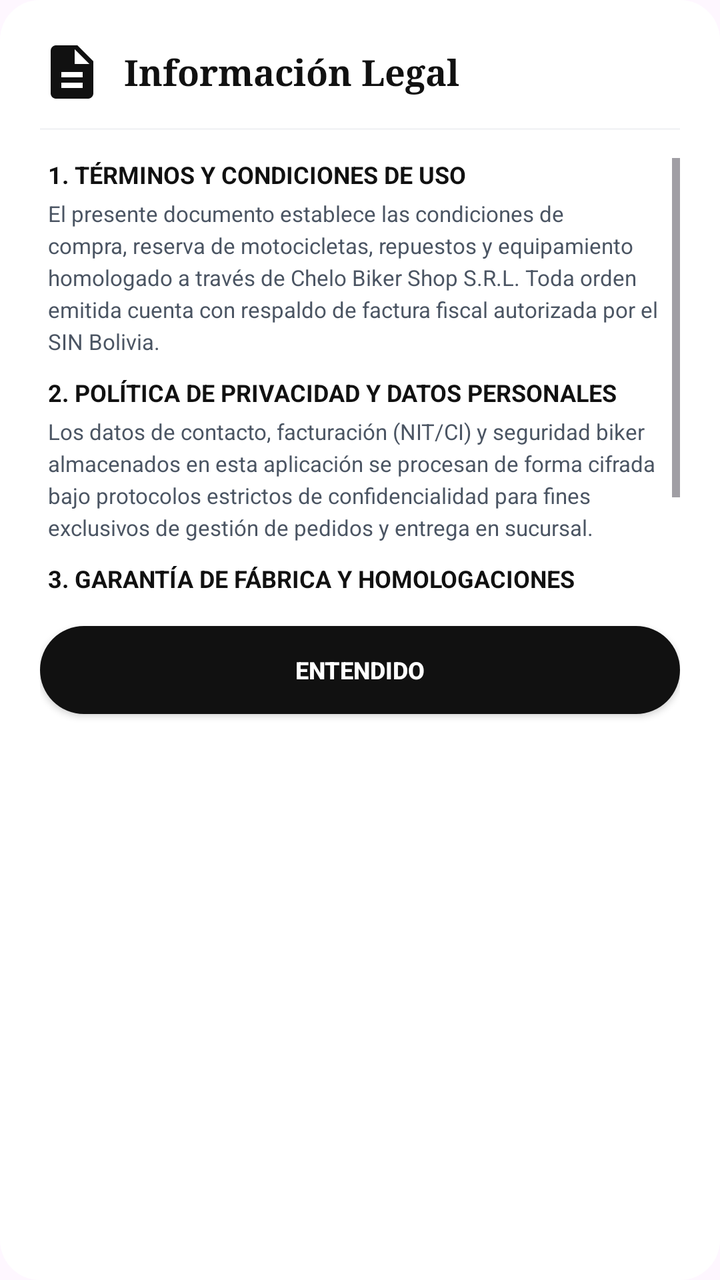
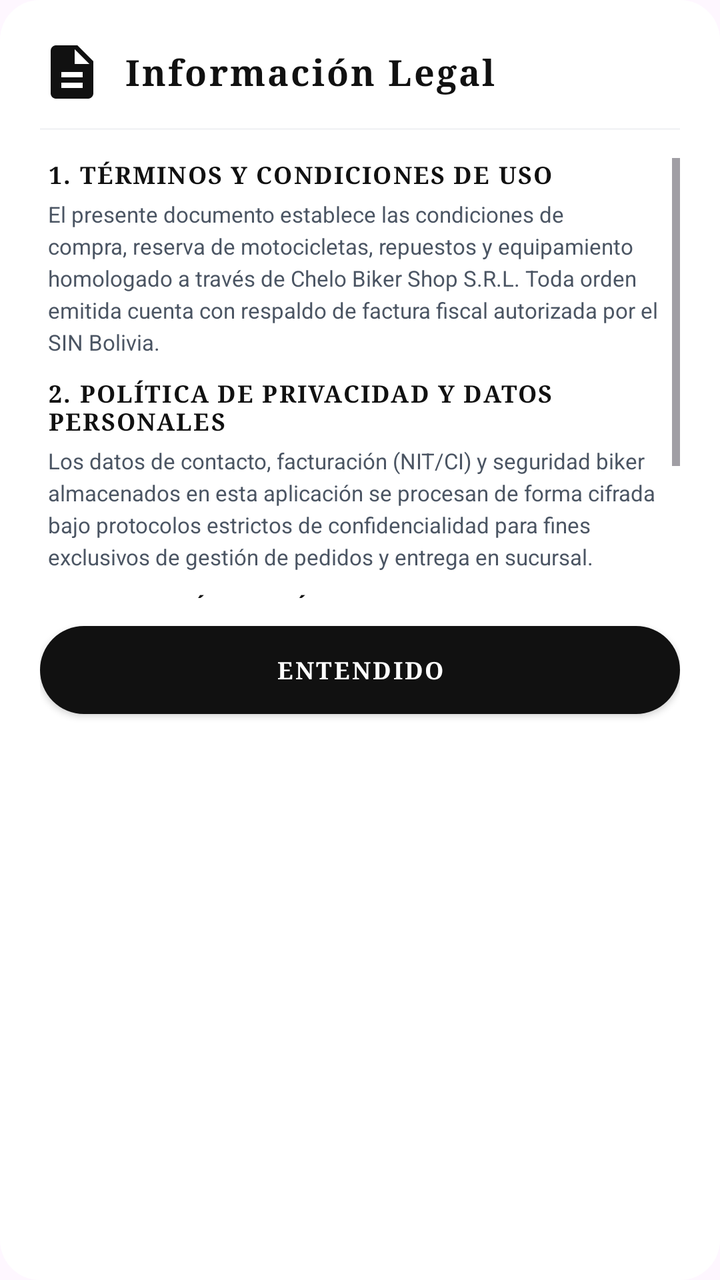

Two renders of the same Android screen: before a commit and after it. Below are the layout's source before the change and the commit's diff.
<!-- AndroidManifest.xml: application theme Theme.MiAPPBiker -->
<!-- res/layout/dialog_legal_info.xml -->
<?xml version="1.0" encoding="utf-8"?>
<LinearLayout xmlns:android="http://schemas.android.com/apk/res/android"
    xmlns:app="http://schemas.android.com/apk/res-auto"
    android:layout_width="match_parent"
    android:layout_height="wrap_content"
    android:background="@drawable/bg_rounded_card"
    android:backgroundTint="#FFFFFF"
    android:orientation="vertical"
    android:padding="20dp">

    
    <LinearLayout
        android:layout_width="match_parent"
        android:layout_height="wrap_content"
        android:gravity="center_vertical"
        android:orientation="horizontal"
        android:paddingBottom="12dp">

        <ImageView
            android:layout_width="32dp"
            android:layout_height="32dp"
            android:src="@drawable/ic_legal"
            app:tint="#111111"
            android:contentDescription="Legal" />

        <TextView
            android:id="@+id/tv_legal_dialog_title"
            android:layout_width="wrap_content"
            android:layout_height="wrap_content"
            android:layout_marginStart="10dp"
            android:fontFamily="serif"
            android:text="Información Legal"
            android:textColor="#111111"
            android:textSize="18sp"
            android:textStyle="bold" />
    </LinearLayout>

    <View
        android:layout_width="match_parent"
        android:layout_height="1dp"
        android:layout_marginBottom="14dp"
        android:background="#F3F4F6" />

    <ScrollView
        android:layout_width="match_parent"
        android:layout_height="220dp">

        <LinearLayout
            android:layout_width="match_parent"
            android:layout_height="wrap_content"
            android:orientation="vertical"
            android:paddingHorizontal="4dp">

            <TextView
                android:layout_width="wrap_content"
                android:layout_height="wrap_content"
                android:text="1. TÉRMINOS Y CONDICIONES DE USO"
                android:textColor="#111111"
                android:textSize="12sp"
                android:textStyle="bold" />

            <TextView
                android:layout_width="wrap_content"
                android:layout_height="wrap_content"
                android:layout_marginTop="4dp"
                android:layout_marginBottom="10dp"
                android:lineSpacingExtra="3dp"
                android:text="El presente documento establece las condiciones de compra, reserva de motocicletas, repuestos y equipamiento homologado a través de Chelo Biker Shop S.R.L. Toda orden emitida cuenta con respaldo de factura fiscal autorizada por el SIN Bolivia."
                android:textColor="#4B5563"
                android:textSize="11sp" />

            <TextView
                android:layout_width="wrap_content"
                android:layout_height="wrap_content"
                android:text="2. POLÍTICA DE PRIVACIDAD Y DATOS PERSONALES"
                android:textColor="#111111"
                android:textSize="12sp"
                android:textStyle="bold" />

            <TextView
                android:layout_width="wrap_content"
                android:layout_height="wrap_content"
                android:layout_marginTop="4dp"
                android:layout_marginBottom="10dp"
                android:lineSpacingExtra="3dp"
                android:text="Los datos de contacto, facturación (NIT/CI) y seguridad biker almacenados en esta aplicación se procesan de forma cifrada bajo protocolos estrictos de confidencialidad para fines exclusivos de gestión de pedidos y entrega en sucursal."
                android:textColor="#4B5563"
                android:textSize="11sp" />

            <TextView
                android:layout_width="wrap_content"
                android:layout_height="wrap_content"
                android:text="3. GARANTÍA DE FÁBRICA Y HOMOLOGACIONES"
                android:textColor="#111111"
                android:textSize="12sp"
                android:textStyle="bold" />

            <TextView
                android:layout_width="wrap_content"
                android:layout_height="wrap_content"
                android:layout_marginTop="4dp"
                android:lineSpacingExtra="3dp"
                android:text="Todas las motocicletas cuentan con 1 año o 10,000 km de garantía de fábrica oficial. Los cascos cuentan con certificación internacional DOT / ECE 22.06 y la indumentaria con protecciones CE Nivel 2."
                android:textColor="#4B5563"
                android:textSize="11sp" />

        </LinearLayout>
    </ScrollView>

    <androidx.appcompat.widget.AppCompatButton
        android:id="@+id/btn_close_legal"
        android:layout_width="match_parent"
        android:layout_height="44dp"
        android:layout_marginTop="14dp"
        android:background="@drawable/bg_pill_btn"
        android:backgroundTint="#111111"
        android:text="ENTENDIDO"
        android:textColor="#FFFFFF"
        android:textSize="12sp"
        android:textStyle="bold" />

</LinearLayout>
<!-- resources referenced by this layout -->
<resources>
  <!-- drawable bg_pill_btn (drawable) -->
  <?xml version="1.0" encoding="utf-8"?>
  <ripple xmlns:android="http://schemas.android.com/apk/res/android"
      android:color="#BDBDBD">
      <item>
          <shape android:shape="rectangle">
              <solid android:color="#CCCCCC" />
              <corners android:radius="24dp" />
          </shape>
      </item>
  </ripple>
  <!-- drawable bg_rounded_card (drawable) -->
  <?xml version="1.0" encoding="utf-8"?>
  <shape xmlns:android="http://schemas.android.com/apk/res/android"
      android:shape="rectangle">
      <solid android:color="#FFFFFF" />
      <corners android:radius="20dp" />
  </shape>
  <!-- drawable ic_legal (drawable) -->
  <vector xmlns:android="http://schemas.android.com/apk/res/android"
      android:width="24dp"
      android:height="24dp"
      android:viewportWidth="24"
      android:viewportHeight="24">
    <path
        android:fillColor="#FF000000"
        android:pathData="M14,2H6c-1.1,0 -1.99,0.9 -1.99,2L4,20c0,1.1 0.89,2 1.99,2H18c1.1,0 2,-0.9 2,-2V8l-6,-6zm2,16H8v-2h8v2zm0,-4H8v-2h8v2zm-3,-5V3.5L18.5,9H13z"/>
  </vector>
  <style name="Theme.MiAPPBiker" parent="Base.Theme.MiAPPBiker" />
  <style name="Base.Theme.MiAPPBiker" parent="Theme.Material3.DayNight.NoActionBar">
          
          
      </style>
</resources>

<!-- the commit's change to res/layout/dialog_legal_info.xml (unified diff, before → after) -->
@@ -4,7 +4,7 @@
     android:layout_width="match_parent"
     android:layout_height="wrap_content"
     android:background="@drawable/bg_rounded_card"
-    android:backgroundTint="#FFFFFF"
+    android:backgroundTint="@color/white"
     android:orientation="vertical"
     android:padding="20dp">
 
@@ -20,19 +20,17 @@
             android:layout_width="32dp"
             android:layout_height="32dp"
             android:src="@drawable/ic_legal"
-            app:tint="#111111"
+            app:tint="@color/biker_black"
             android:contentDescription="Legal" />
 
         <TextView
             android:id="@+id/tv_legal_dialog_title"
+            style="@style/TextoTituloVintage"
             android:layout_width="wrap_content"
             android:layout_height="wrap_content"
             android:layout_marginStart="10dp"
-            android:fontFamily="serif"
             android:text="Información Legal"
-            android:textColor="#111111"
-            android:textSize="18sp"
-            android:textStyle="bold" />
+            android:textSize="18sp" />
     </LinearLayout>
 
     <View
@@ -52,71 +50,64 @@
             android:paddingHorizontal="4dp">
 
             <TextView
+                style="@style/TextoEncabezadoSeccion"
                 android:layout_width="wrap_content"
                 android:layout_height="wrap_content"
                 android:text="1. TÉRMINOS Y CONDICIONES DE USO"
-                android:textColor="#111111"
-                android:textSize="12sp"
-                android:textStyle="bold" />
+                android:textSize="12sp" />
 
             <TextView
+                style="@style/TextoSecundario"
                 android:layout_width="wrap_content"
                 android:layout_height="wrap_content"
                 android:layout_marginTop="4dp"
                 android:layout_marginBottom="10dp"
                 android:lineSpacingExtra="3dp"
                 android:text="El presente documento establece las condiciones de compra, reserva de motocicletas, repuestos y equipamiento homologado a través de Chelo Biker Shop S.R.L. Toda orden emitida cuenta con respaldo de factura fiscal autorizada por el SIN Bolivia."
-                android:textColor="#4B5563"
-                android:textSize="11sp" />
+                android:textColor="#4B5563" />
 
             <TextView
+                style="@style/TextoEncabezadoSeccion"
                 android:layout_width="wrap_content"
                 android:layout_height="wrap_content"
                 android:text="2. POLÍTICA DE PRIVACIDAD Y DATOS PERSONALES"
-                android:textColor="#111111"
-                android:textSize="12sp"
-                android:textStyle="bold" />
+                android:textSize="12sp" />
 
             <TextView
+                style="@style/TextoSecundario"
                 android:layout_width="wrap_content"
                 android:layout_height="wrap_content"
                 android:layout_marginTop="4dp"
                 android:layout_marginBottom="10dp"
                 android:lineSpacingExtra="3dp"
                 android:text="Los datos de contacto, facturación (NIT/CI) y seguridad biker almacenados en esta aplicación se procesan de forma cifrada bajo protocolos estrictos de confidencialidad para fines exclusivos de gestión de pedidos y entrega en sucursal."
-                android:textColor="#4B5563"
-                android:textSize="11sp" />
+                android:textColor="#4B5563" />
 
             <TextView
+                style="@style/TextoEncabezadoSeccion"
                 android:layout_width="wrap_content"
                 android:layout_height="wrap_content"
                 android:text="3. GARANTÍA DE FÁBRICA Y HOMOLOGACIONES"
-                android:textColor="#111111"
-                android:textSize="12sp"
-                android:textStyle="bold" />
+                android:textSize="12sp" />
 
             <TextView
+                style="@style/TextoSecundario"
                 android:layout_width="wrap_content"
                 android:layout_height="wrap_content"
                 android:layout_marginTop="4dp"
                 android:lineSpacingExtra="3dp"
                 android:text="Todas las motocicletas cuentan con 1 año o 10,000 km de garantía de fábrica oficial. Los cascos cuentan con certificación internacional DOT / ECE 22.06 y la indumentaria con protecciones CE Nivel 2."
-                android:textColor="#4B5563"
-                android:textSize="11sp" />
+                android:textColor="#4B5563" />
 
         </LinearLayout>
     </ScrollView>
 
     <androidx.appcompat.widget.AppCompatButton
         android:id="@+id/btn_close_legal"
-        android:layout_width="match_parent"
+        style="@style/BotonPrimario"
         android:layout_height="44dp"
         android:layout_marginTop="14dp"
-        android:background="@drawable/bg_pill_btn"
-        android:backgroundTint="#111111"
         android:text="ENTENDIDO"
-        android:textColor="#FFFFFF"
-        android:textSize="12sp"
-        android:textStyle="bold" />
+        android:textSize="12sp" />
 
 </LinearLayout>
<!-- resource entries referenced after the edit -->
@@ -1,5 +1,7 @@
 <!-- resources referenced by this layout -->
 <resources>
+  <color name="biker_black">#111111</color>
+  <color name="white">#FFFFFFFF</color>
   <!-- drawable bg_pill_btn (drawable) -->
   <?xml version="1.0" encoding="utf-8"?>
   <ripple xmlns:android="http://schemas.android.com/apk/res/android"
@@ -11,6 +13,7 @@
           </shape>
       </item>
   </ripple>
+  <color name="biker_gray_text">#6B7280</color>
   <!-- drawable bg_rounded_card (drawable) -->
   <?xml version="1.0" encoding="utf-8"?>
   <shape xmlns:android="http://schemas.android.com/apk/res/android"
@@ -28,6 +31,36 @@
         android:fillColor="#FF000000"
         android:pathData="M14,2H6c-1.1,0 -1.99,0.9 -1.99,2L4,20c0,1.1 0.89,2 1.99,2H18c1.1,0 2,-0.9 2,-2V8l-6,-6zm2,16H8v-2h8v2zm0,-4H8v-2h8v2zm-3,-5V3.5L18.5,9H13z"/>
   </vector>
+  <style name="BotonPrimario" parent="Widget.AppCompat.Button">
+          <item name="android:layout_width">match_parent</item>
+          <item name="android:layout_height">50dp</item>
+          <item name="android:background">@drawable/bg_pill_btn</item>
+          <item name="android:backgroundTint">@color/biker_black</item>
+          <item name="android:fontFamily">serif</item>
+          <item name="android:textColor">@color/white</item>
+          <item name="android:textSize">13.5sp</item>
+          <item name="android:textStyle">bold</item>
+          <item name="android:letterSpacing">0.08</item>
+          <item name="android:elevation">4dp</item>
+      </style>
+  <style name="TextoEncabezadoSeccion">
+          <item name="android:fontFamily">serif</item>
+          <item name="android:textColor">@color/biker_black</item>
+          <item name="android:textSize">13.5sp</item>
+          <item name="android:textStyle">bold</item>
+          <item name="android:letterSpacing">0.06</item>
+      </style>
+  <style name="TextoSecundario">
+          <item name="android:textColor">@color/biker_gray_text</item>
+          <item name="android:textSize">11sp</item>
+      </style>
+  <style name="TextoTituloVintage">
+          <item name="android:fontFamily">serif</item>
+          <item name="android:textColor">@color/biker_black</item>
+          <item name="android:textSize">20sp</item>
+          <item name="android:textStyle">bold</item>
+          <item name="android:letterSpacing">0.06</item>
+      </style>
   <style name="Theme.MiAPPBiker" parent="Base.Theme.MiAPPBiker" />
   <style name="Base.Theme.MiAPPBiker" parent="Theme.Material3.DayNight.NoActionBar">
           
